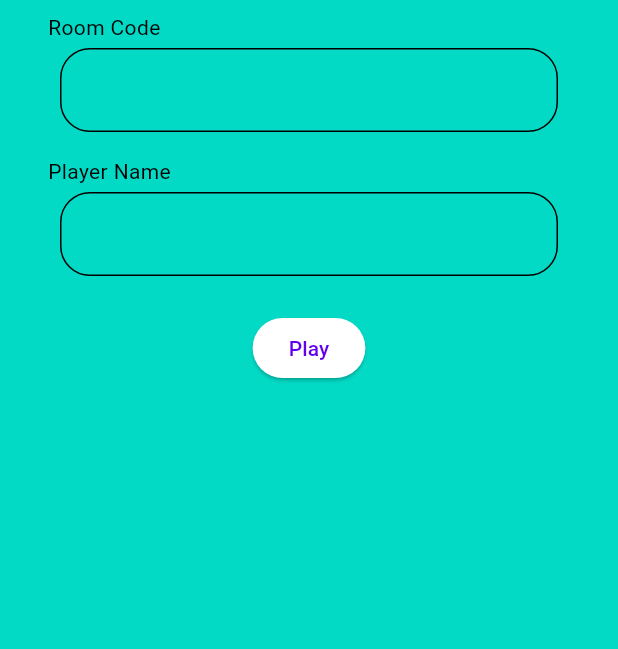
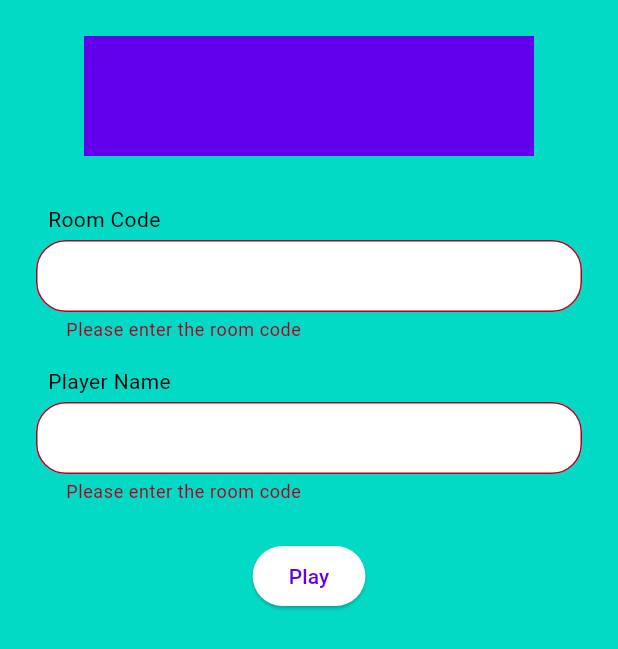
Before and after one commit to dompetriella/kick_flip_client, a Flutter app: the screen it shows after launch, after a tap on "Play", on a phone screen of 412 x 824 dp. Shown: the top 649 px of the screen. Run offline on Flutter 3.47's test engine with Material 3 defaults, Android fonts, the light colour scheme and no system bars; our stand-ins replace flutter_dotenv, flutter_riverpod, go_router, riverpod_annotation, supabase_flutter; accounts and stored records are empty; generated files the repository leaves out were written again.

Commit message:
got end to end working!

```diff
--- /dev/null
+++ b/lib/app/db_functions/client_functions.dart
@@ -0,0 +1,10 @@
+import 'package:flutter_riverpod/flutter_riverpod.dart';
+import 'package:kick_flip_client/main.dart';
+
+Future addPlayerToRoom(String username, String roomCode) async {
+  await supabase
+      .from('clients')
+      .insert({'username': username, 'room_code': roomCode})
+      .select()
+      .count();
+}
--- a/lib/app/pages/home_page.dart
+++ b/lib/app/pages/home_page.dart
@@ -1,4 +1,6 @@
 import 'package:flutter/material.dart';
+import 'package:flutter/services.dart';
+import 'package:kick_flip_client/app/db_functions/client_functions.dart';
 
 class HomePage extends StatefulWidget {
   const HomePage({super.key});
@@ -34,6 +36,13 @@ class _HomePageState extends State<HomePage> {
               key: _formKey,
               child: Column(
                 children: [
+                  Padding(
+                      padding: const EdgeInsets.symmetric(vertical: 24.0),
+                      child: Container(
+                        height: 80,
+                        width: 300,
+                        color: Theme.of(context).colorScheme.primary,
+                      )),
                   UserEntry(
                     textController: _roomCodeController,
                     title: 'Room Code',
@@ -46,7 +55,14 @@ class _HomePageState extends State<HomePage> {
                     height: 16,
                   ),
                   ElevatedButton(
-                      onPressed: () => _submitForm, child: Text("Play"))
+                      onPressed: () {
+                        if (_formKey.currentState?.validate() ?? false) {
+                          addPlayerToRoom(
+                              _usernameController.text.toUpperCase(),
+                              _roomCodeController.text.toUpperCase());
+                        }
+                      },
+                      child: Text("Play"))
                 ],
               )),
         ),
@@ -81,15 +97,22 @@ class UserEntry extends StatelessWidget {
             height: 4,
           ),
           Padding(
-            padding: const EdgeInsets.symmetric(horizontal: 24),
+            padding: const EdgeInsets.symmetric(horizontal: 8),
             child: TextFormField(
               controller: textController,
               maxLength: maxLength,
+              inputFormatters: [UpperCaseTextFormatter()],
               decoration: InputDecoration(
+                  filled: true,
+                  fillColor: Theme.of(context).colorScheme.onPrimary,
                   labelStyle: const TextStyle(color: Colors.black),
                   counterText: '',
+                  contentPadding: EdgeInsets.only(left: 16),
+                  enabledBorder: OutlineInputBorder(
+                      borderSide: BorderSide(
+                          color: Theme.of(context).colorScheme.tertiary),
+                      borderRadius: BorderRadius.circular(15)),
                   border: OutlineInputBorder(
-                    borderSide: BorderSide(width: 5),
                     borderRadius: BorderRadius.circular(20.0),
                   )),
               validator: (value) {
@@ -105,3 +128,16 @@ class UserEntry extends StatelessWidget {
     );
   }
 }
+
+class UpperCaseTextFormatter extends TextInputFormatter {
+  @override
+  TextEditingValue formatEditUpdate(
+    TextEditingValue oldValue,
+    TextEditingValue newValue,
+  ) {
+    return newValue.copyWith(
+      text: newValue.text.toUpperCase(),
+      selection: newValue.selection,
+    );
+  }
+}
```
